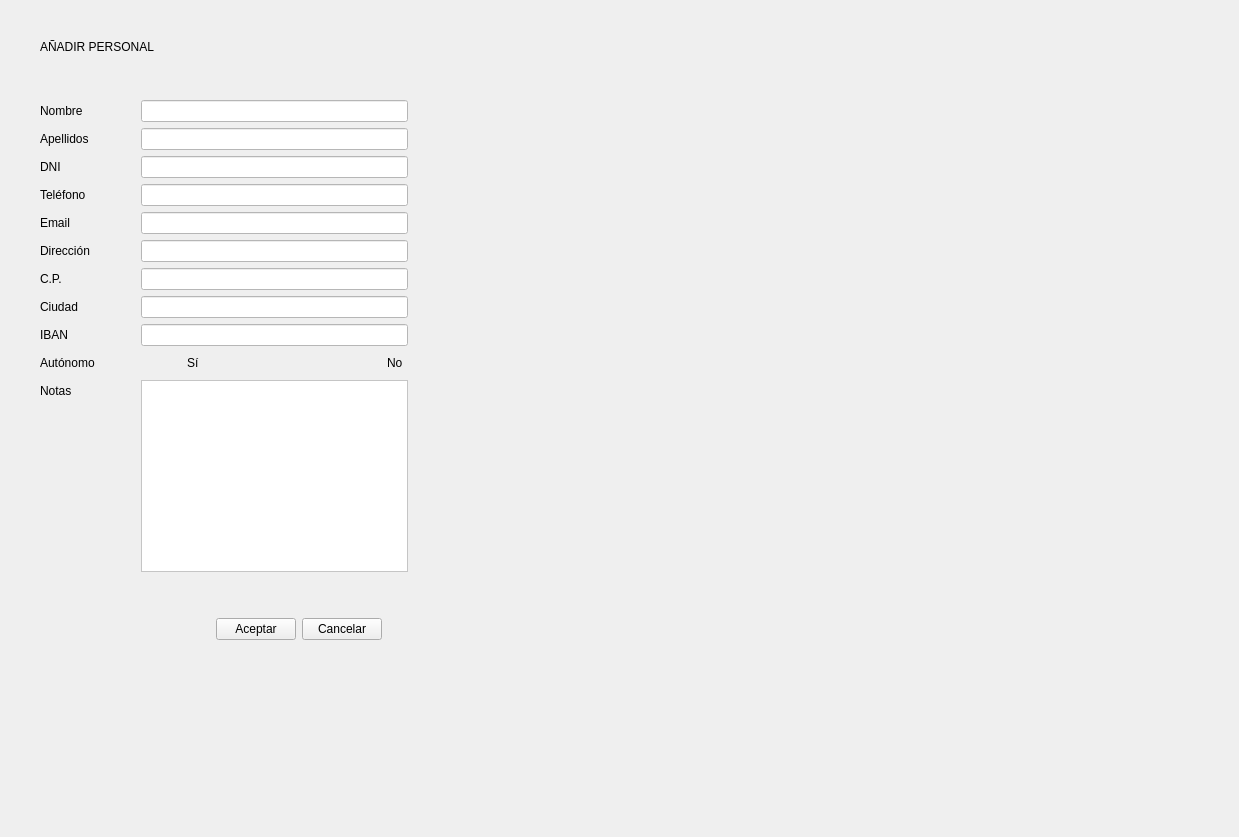
Aleph1981/elaleph, file elaleph/anadirpersonalwidget.ui: the form before one commit.
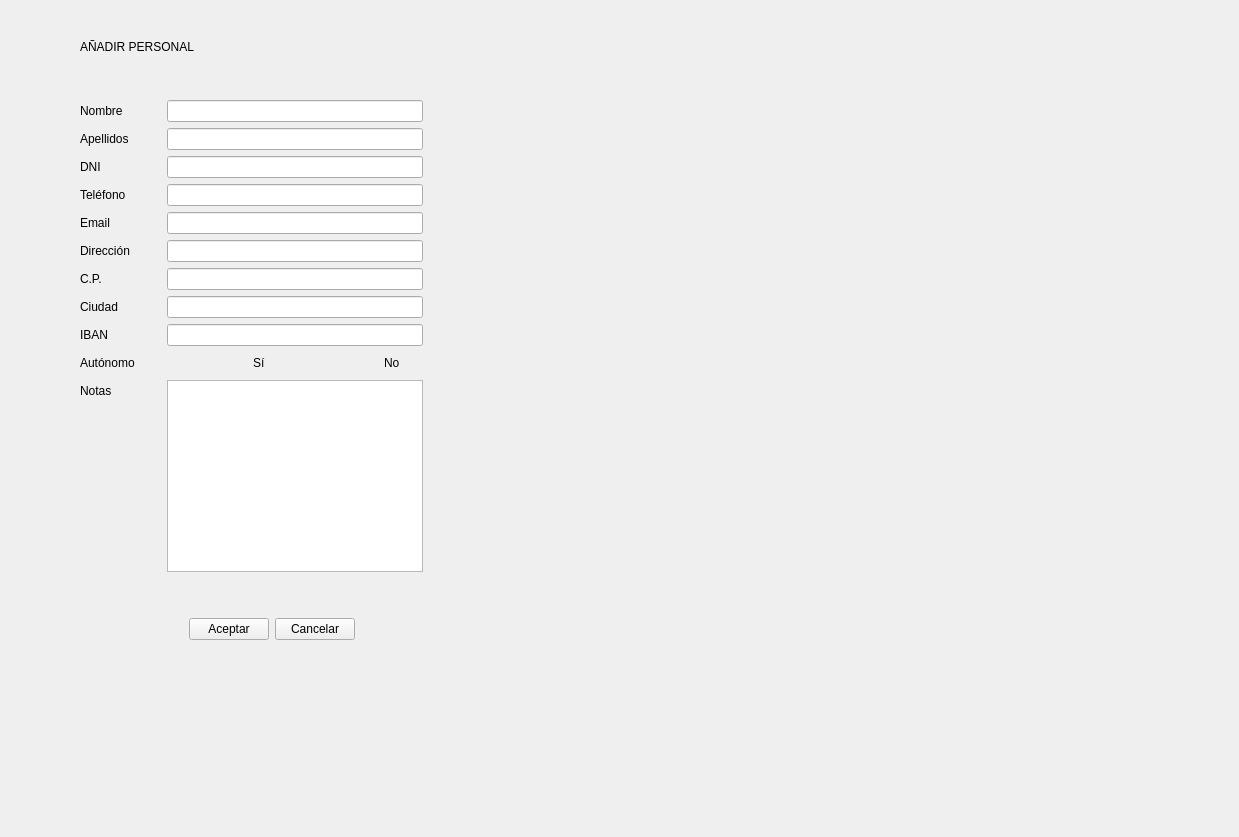
The form after the commit.

The edit to the form file:
```diff
--- a/elaleph/anadirpersonalwidget.ui
+++ b/elaleph/anadirpersonalwidget.ui
@@ -29,6 +29,22 @@
    <property name="bottomMargin">
     <number>20</number>
    </property>
+   <item>
+    <spacer name="horizontalSpacer_4">
+     <property name="orientation">
+      <enum>Qt::Horizontal</enum>
+     </property>
+     <property name="sizeType">
+      <enum>QSizePolicy::Preferred</enum>
+     </property>
+     <property name="sizeHint" stdset="0">
+      <size>
+       <width>40</width>
+       <height>20</height>
+      </size>
+     </property>
+    </spacer>
+   </item>
    <item>
     <layout class="QVBoxLayout" name="verticalLayout">
      <property name="leftMargin">
@@ -71,19 +87,6 @@
      </item>
      <item>
       <layout class="QGridLayout" name="gridLayout">
-       <item row="10" column="2" colspan="4">
-        <widget class="QTextEdit" name="textNOTAS">
-         <property name="minimumSize">
-          <size>
-           <width>200</width>
-           <height>50</height>
-          </size>
-         </property>
-         <property name="styleSheet">
-          <string notr="true">background-color: rgb(255, 255, 255);</string>
-         </property>
-        </widget>
-       </item>
        <item row="3" column="2" colspan="4">
         <widget class="QLineEdit" name="entryTFN">
          <property name="minimumSize">
@@ -92,9 +95,6 @@
            <height>22</height>
           </size>
          </property>
-         <property name="styleSheet">
-          <string notr="true">background-color: rgb(255, 255, 255);</string>
-         </property>
         </widget>
        </item>
        <item row="4" column="0" colspan="2">
@@ -131,9 +131,6 @@
            <height>22</height>
           </size>
          </property>
-         <property name="styleSheet">
-          <string notr="true">background-color: rgb(255, 255, 255);</string>
-         </property>
          <property name="text">
           <string/>
          </property>
@@ -147,9 +144,6 @@
            <height>22</height>
           </size>
          </property>
-         <property name="styleSheet">
-          <string notr="true">background-color: rgb(255, 255, 255);</string>
-         </property>
         </widget>
        </item>
        <item row="5" column="0" colspan="2">
@@ -199,9 +193,6 @@
            <height>22</height>
           </size>
          </property>
-         <property name="styleSheet">
-          <string notr="true">background-color: rgb(255, 255, 255);</string>
-         </property>
         </widget>
        </item>
        <item row="2" column="2" colspan="4">
@@ -212,9 +203,6 @@
            <height>22</height>
           </size>
          </property>
-         <property name="styleSheet">
-          <string notr="true">background-color: rgb(255, 255, 255);</string>
-         </property>
         </widget>
        </item>
        <item row="3" column="0" colspan="2">
@@ -238,9 +226,6 @@
            <height>22</height>
           </size>
          </property>
-         <property name="styleSheet">
-          <string notr="true">background-color: rgb(255, 255, 255);</string>
-         </property>
          <property name="text">
           <string/>
          </property>
@@ -267,9 +252,6 @@
            <height>22</height>
           </size>
          </property>
-         <property name="styleSheet">
-          <string notr="true">background-color: rgb(255, 255, 255);</string>
-         </property>
          <property name="text">
           <string/>
          </property>
@@ -296,9 +278,6 @@
            <height>22</height>
           </size>
          </property>
-         <property name="styleSheet">
-          <string notr="true">background-color: rgb(255, 255, 255);</string>
-         </property>
         </widget>
        </item>
        <item row="9" column="5">
@@ -319,9 +298,6 @@
            <height>22</height>
           </size>
          </property>
-         <property name="styleSheet">
-          <string notr="true">background-color: rgb(255, 255, 255);</string>
-         </property>
          <property name="text">
           <string/>
          </property>
@@ -414,6 +390,9 @@
          <property name="orientation">
           <enum>Qt::Horizontal</enum>
          </property>
+         <property name="sizeType">
+          <enum>QSizePolicy::Preferred</enum>
+         </property>
          <property name="sizeHint" stdset="0">
           <size>
            <width>40</width>
@@ -448,6 +427,9 @@
          </property>
         </spacer>
        </item>
+       <item row="10" column="2" colspan="4">
+        <widget class="QPlainTextEdit" name="textNOTAS"/>
+       </item>
       </layout>
      </item>
      <item>
@@ -556,7 +538,7 @@
       <enum>Qt::Horizontal</enum>
      </property>
      <property name="sizeType">
-      <enum>QSizePolicy::Preferred</enum>
+      <enum>QSizePolicy::MinimumExpanding</enum>
      </property>
      <property name="sizeHint" stdset="0">
       <size>
```
Left out of the diff: 1 changed line with no effect on the pictures.
